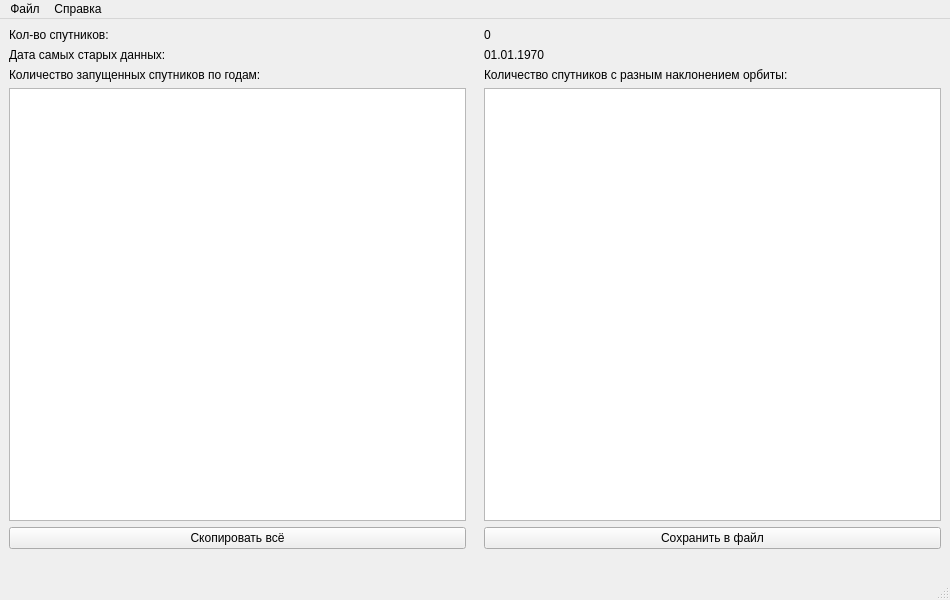
Before: the Qt Designer form src/UI/infowindow.ui in KorzikAlex/Satellites, drawn with Qt 5.
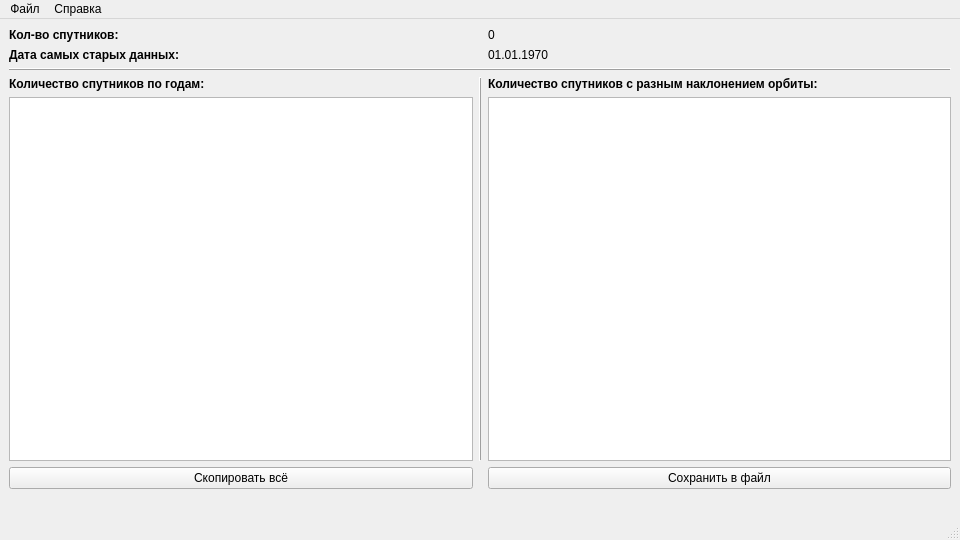
After: the same form once the commit is applied. Icons and pictures are not drawn.

Commit message: fixing infowindow, add copy and save functions

Diff of the .ui file:
```diff
--- a/src/UI/infowindow.ui
+++ b/src/UI/infowindow.ui
@@ -6,8 +6,8 @@
    <rect>
     <x>0</x>
     <y>0</y>
-    <width>950</width>
-    <height>600</height>
+    <width>960</width>
+    <height>540</height>
    </rect>
   </property>
   <property name="sizePolicy">
@@ -18,8 +18,8 @@
   </property>
   <property name="minimumSize">
    <size>
-    <width>950</width>
-    <height>600</height>
+    <width>800</width>
+    <height>400</height>
    </size>
   </property>
   <property name="windowTitle">
@@ -31,17 +31,35 @@
   </property>
   <widget class="QWidget" name="centralwidget">
    <layout class="QGridLayout" name="gridLayout">
-    <item row="3" column="3">
-     <widget class="QTableView" name="inclinationTableView">
-      <property name="sizePolicy">
-       <sizepolicy hsizetype="Expanding" vsizetype="Expanding">
-        <horstretch>0</horstretch>
-        <verstretch>0</verstretch>
-       </sizepolicy>
+    <item row="6" column="0">
+     <widget class="QTableView" name="yearTableView">
+      <property name="contextMenuPolicy">
+       <enum>Qt::ContextMenuPolicy::ActionsContextMenu</enum>
       </property>
+      <property name="frameShape">
+       <enum>QFrame::Shape::StyledPanel</enum>
+      </property>
+      <property name="frameShadow">
+       <enum>QFrame::Shadow::Sunken</enum>
+      </property>
+      <property name="editTriggers">
+       <set>QAbstractItemView::EditTrigger::NoEditTriggers</set>
+      </property>
+      <property name="selectionBehavior">
+       <enum>QAbstractItemView::SelectionBehavior::SelectItems</enum>
+      </property>
+      <property name="gridStyle">
+       <enum>Qt::PenStyle::SolidLine</enum>
+      </property>
+      <property name="sortingEnabled">
+       <bool>true</bool>
+      </property>
+      <attribute name="horizontalHeaderShowSortIndicator" stdset="0">
+       <bool>true</bool>
+      </attribute>
      </widget>
     </item>
-    <item row="6" column="0" colspan="4">
+    <item row="9" column="0" colspan="3">
      <widget class="QLabel" name="statusLabel">
       <property name="sizePolicy">
        <sizepolicy hsizetype="Expanding" vsizetype="Preferred">
@@ -54,78 +72,35 @@
       </property>
      </widget>
     </item>
-    <item row="4" column="0">
-     <widget class="QPushButton" name="copyButton">
-      <property name="sizePolicy">
-       <sizepolicy hsizetype="Preferred" vsizetype="Preferred">
-        <horstretch>0</horstretch>
-        <verstretch>0</verstretch>
-       </sizepolicy>
+    <item row="6" column="2">
+     <widget class="QTableView" name="inclinationTableView">
+      <property name="enabled">
+       <bool>true</bool>
       </property>
-      <property name="text">
-       <string>Скопировать всё</string>
-      </property>
-      <property name="icon">
-       <iconset resource="../../resources/mainwindow.qrc">
-        <normaloff>:/light_icons/icons/copy_all_light.svg</normaloff>:/light_icons/icons/copy_all_light.svg</iconset>
-      </property>
-      <property name="shortcut">
-       <string>Ctrl+C</string>
-      </property>
-     </widget>
-    </item>
-    <item row="2" column="3">
-     <widget class="QLabel" name="inclinationLabel">
       <property name="sizePolicy">
-       <sizepolicy hsizetype="Preferred" vsizetype="Preferred">
+       <sizepolicy hsizetype="Expanding" vsizetype="Expanding">
         <horstretch>0</horstretch>
         <verstretch>0</verstretch>
        </sizepolicy>
       </property>
-      <property name="text">
-       <string>Количество спутников с разным наклонением орбиты:</string>
+      <property name="contextMenuPolicy">
+       <enum>Qt::ContextMenuPolicy::ActionsContextMenu</enum>
       </property>
-      <property name="alignment">
-       <set>Qt::AlignmentFlag::AlignLeading|Qt::AlignmentFlag::AlignLeft|Qt::AlignmentFlag::AlignVCenter</set>
+      <property name="editTriggers">
+       <set>QAbstractItemView::EditTrigger::NoEditTriggers</set>
       </property>
-     </widget>
-    </item>
-    <item row="0" column="3">
-     <widget class="QLabel" name="inputCountLabel">
-      <property name="sizePolicy">
-       <sizepolicy hsizetype="Preferred" vsizetype="Preferred">
-        <horstretch>0</horstretch>
-        <verstretch>0</verstretch>
-       </sizepolicy>
+      <property name="selectionBehavior">
+       <enum>QAbstractItemView::SelectionBehavior::SelectItems</enum>
       </property>
-      <property name="frameShape">
-       <enum>QFrame::Shape::NoFrame</enum>
+      <property name="sortingEnabled">
+       <bool>true</bool>
       </property>
-      <property name="text">
-       <string>0</string>
-      </property>
-      <property name="alignment">
-       <set>Qt::AlignmentFlag::AlignLeading|Qt::AlignmentFlag::AlignLeft|Qt::AlignmentFlag::AlignVCenter</set>
-      </property>
+      <attribute name="horizontalHeaderShowSortIndicator" stdset="0">
+       <bool>true</bool>
+      </attribute>
      </widget>
     </item>
-    <item row="1" column="0">
-     <widget class="QLabel" name="dateLabel">
-      <property name="sizePolicy">
-       <sizepolicy hsizetype="Preferred" vsizetype="Preferred">
-        <horstretch>0</horstretch>
-        <verstretch>0</verstretch>
-       </sizepolicy>
-      </property>
-      <property name="text">
-       <string>Дата самых старых данных:</string>
-      </property>
-      <property name="alignment">
-       <set>Qt::AlignmentFlag::AlignLeading|Qt::AlignmentFlag::AlignLeft|Qt::AlignmentFlag::AlignVCenter</set>
-      </property>
-     </widget>
-    </item>
-    <item row="2" column="0">
+    <item row="5" column="0">
      <widget class="QLabel" name="yearLabel">
       <property name="sizePolicy">
        <sizepolicy hsizetype="Preferred" vsizetype="Preferred">
@@ -133,6 +108,11 @@
         <verstretch>0</verstretch>
        </sizepolicy>
       </property>
+      <property name="font">
+       <font>
+        <bold>true</bold>
+       </font>
+      </property>
       <property name="layoutDirection">
        <enum>Qt::LayoutDirection::LeftToRight</enum>
       </property>
@@ -143,30 +123,14 @@
        <enum>QFrame::Shadow::Plain</enum>
       </property>
       <property name="text">
-       <string>Количество запущенных спутников по годам:</string>
+       <string>Количество спутников по годам:</string>
       </property>
       <property name="alignment">
        <set>Qt::AlignmentFlag::AlignLeading|Qt::AlignmentFlag::AlignLeft|Qt::AlignmentFlag::AlignVCenter</set>
       </property>
      </widget>
     </item>
-    <item row="0" column="0">
-     <widget class="QLabel" name="countLabel">
-      <property name="sizePolicy">
-       <sizepolicy hsizetype="Preferred" vsizetype="Preferred">
-        <horstretch>0</horstretch>
-        <verstretch>0</verstretch>
-       </sizepolicy>
-      </property>
-      <property name="text">
-       <string>Кол-во спутников:</string>
-      </property>
-      <property name="alignment">
-       <set>Qt::AlignmentFlag::AlignLeading|Qt::AlignmentFlag::AlignLeft|Qt::AlignmentFlag::AlignVCenter</set>
-      </property>
-     </widget>
-    </item>
-    <item row="1" column="3">
+    <item row="3" column="2">
      <widget class="QLabel" name="inputDateLabel">
       <property name="sizePolicy">
        <sizepolicy hsizetype="Preferred" vsizetype="Preferred">
@@ -188,14 +152,38 @@
       </property>
      </widget>
     </item>
-    <item row="3" column="0">
-     <widget class="QTableView" name="yearTableView">
-      <property name="gridStyle">
-       <enum>Qt::PenStyle::SolidLine</enum>
+    <item row="5" column="2">
+     <widget class="QLabel" name="inclinationLabel">
+      <property name="sizePolicy">
+       <sizepolicy hsizetype="Preferred" vsizetype="Preferred">
+        <horstretch>0</horstretch>
+        <verstretch>0</verstretch>
+       </sizepolicy>
       </property>
+      <property name="font">
+       <font>
+        <bold>true</bold>
+       </font>
+      </property>
+      <property name="text">
+       <string>Количество спутников с разным наклонением орбиты:</string>
+      </property>
+      <property name="alignment">
+       <set>Qt::AlignmentFlag::AlignLeading|Qt::AlignmentFlag::AlignLeft|Qt::AlignmentFlag::AlignVCenter</set>
+      </property>
      </widget>
     </item>
-    <item row="4" column="3">
+    <item row="5" column="1" rowspan="2">
+     <widget class="Line" name="vLine">
+      <property name="frameShadow">
+       <enum>QFrame::Shadow::Raised</enum>
+      </property>
+      <property name="orientation">
+       <enum>Qt::Orientation::Vertical</enum>
+      </property>
+     </widget>
+    </item>
+    <item row="7" column="2">
      <widget class="QPushButton" name="saveButton">
       <property name="sizePolicy">
        <sizepolicy hsizetype="Preferred" vsizetype="Preferred">
@@ -210,8 +198,98 @@
        <iconset resource="../../resources/mainwindow.qrc">
         <normaloff>:/light_icons/icons/file_save_light.svg</normaloff>:/light_icons/icons/file_save_light.svg</iconset>
       </property>
-      <property name="shortcut">
-       <string>Ctrl+S</string>
+     </widget>
+    </item>
+    <item row="4" column="0" colspan="3">
+     <widget class="Line" name="hLine">
+      <property name="frameShadow">
+       <enum>QFrame::Shadow::Raised</enum>
+      </property>
+      <property name="orientation">
+       <enum>Qt::Orientation::Horizontal</enum>
+      </property>
+     </widget>
+    </item>
+    <item row="7" column="0">
+     <widget class="QPushButton" name="copyButton">
+      <property name="sizePolicy">
+       <sizepolicy hsizetype="Preferred" vsizetype="Preferred">
+        <horstretch>0</horstretch>
+        <verstretch>0</verstretch>
+       </sizepolicy>
+      </property>
+      <property name="font">
+       <font>
+        <bold>false</bold>
+       </font>
+      </property>
+      <property name="text">
+       <string>Скопировать всё</string>
+      </property>
+      <property name="icon">
+       <iconset resource="../../resources/mainwindow.qrc">
+        <normaloff>:/light_icons/icons/copy_all_light.svg</normaloff>:/light_icons/icons/copy_all_light.svg</iconset>
+      </property>
+     </widget>
+    </item>
+    <item row="2" column="0">
+     <widget class="QLabel" name="countLabel">
+      <property name="sizePolicy">
+       <sizepolicy hsizetype="Preferred" vsizetype="Preferred">
+        <horstretch>0</horstretch>
+        <verstretch>0</verstretch>
+       </sizepolicy>
+      </property>
+      <property name="font">
+       <font>
+        <bold>true</bold>
+       </font>
+      </property>
+      <property name="text">
+       <string>Кол-во спутников:</string>
+      </property>
+      <property name="alignment">
+       <set>Qt::AlignmentFlag::AlignLeading|Qt::AlignmentFlag::AlignLeft|Qt::AlignmentFlag::AlignVCenter</set>
+      </property>
+     </widget>
+    </item>
+    <item row="3" column="0">
+     <widget class="QLabel" name="dateLabel">
+      <property name="sizePolicy">
+       <sizepolicy hsizetype="Preferred" vsizetype="Preferred">
+        <horstretch>0</horstretch>
+        <verstretch>0</verstretch>
+       </sizepolicy>
+      </property>
+      <property name="font">
+       <font>
+        <bold>true</bold>
+       </font>
+      </property>
+      <property name="text">
+       <string>Дата самых старых данных:</string>
+      </property>
+      <property name="alignment">
+       <set>Qt::AlignmentFlag::AlignLeading|Qt::AlignmentFlag::AlignLeft|Qt::AlignmentFlag::AlignVCenter</set>
+      </property>
+     </widget>
+    </item>
+    <item row="2" column="2">
+     <widget class="QLabel" name="inputCountLabel">
+      <property name="sizePolicy">
+       <sizepolicy hsizetype="Preferred" vsizetype="Preferred">
+        <horstretch>0</horstretch>
+        <verstretch>0</verstretch>
+       </sizepolicy>
+      </property>
+      <property name="frameShape">
+       <enum>QFrame::Shape::NoFrame</enum>
+      </property>
+      <property name="text">
+       <string>0</string>
+      </property>
+      <property name="alignment">
+       <set>Qt::AlignmentFlag::AlignLeading|Qt::AlignmentFlag::AlignLeft|Qt::AlignmentFlag::AlignVCenter</set>
       </property>
      </widget>
     </item>
@@ -222,7 +300,7 @@
     <rect>
      <x>0</x>
      <y>0</y>
-     <width>950</width>
+     <width>960</width>
      <height>25</height>
     </rect>
    </property>
```
Left out of the diff: 23 changed lines with no effect on the pictures. The commit also changes 5 other files.
